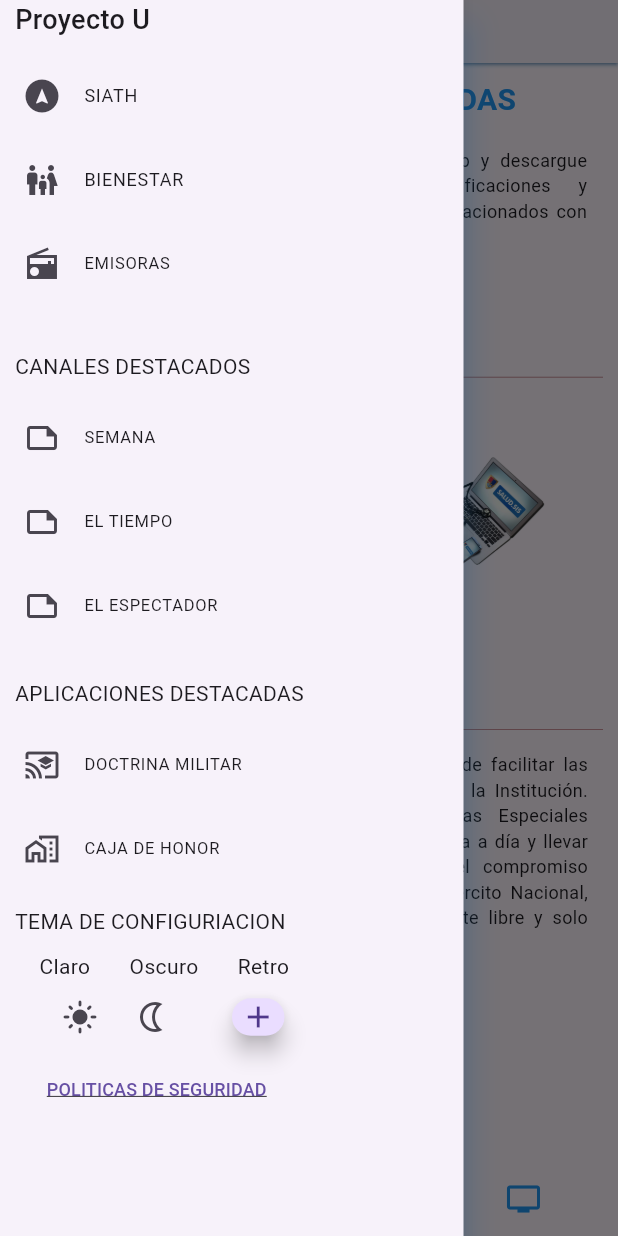
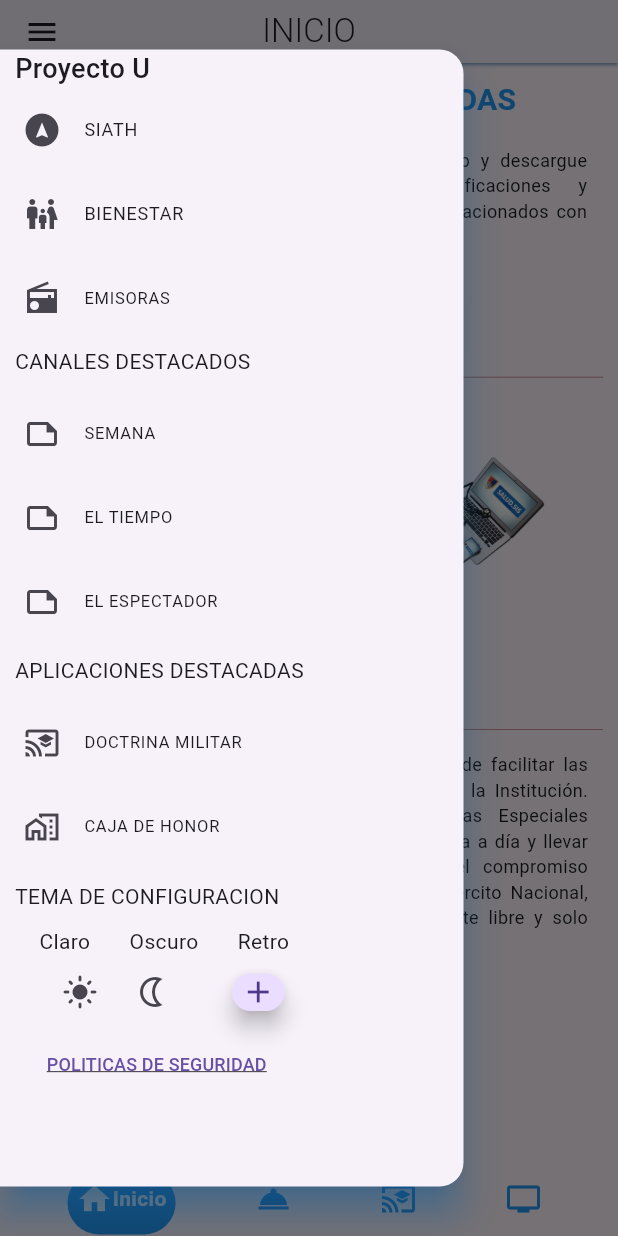
Before and after one commit to andreslondono11/proyectou, a Flutter app: the screen it shows after launch, with the side drawer open, on a phone screen of 412 x 824 dp. Run offline on Flutter 3.47's test engine with Material 3 defaults, Android fonts, the phone set to English and light mode, and no system bars; drawn by our look-alikes of google_nav_bar; our stand-ins replace webview_flutter; missing offline and left inert: rate_my_app; Roboto replaces fonts that are missing (birthdayMonth).

Commit message:
catorceavo commit

```diff
--- a/lib/screens/home_page.dart
+++ b/lib/screens/home_page.dart
@@ -95,16 +95,17 @@ class _HomePageState extends State<HomePage> {
         home: Scaffold(
           drawer: SizedBox(
             width: size.width * .75,
+            height: size.height * .92,
             child: Drawer(
                 shadowColor: colori[_currentIndex],
                 elevation: 10.20,
-                shape: const Border(left: BorderSide.none),
+                // shape: const Border(left: BorderSide.none),
                 child: ListView(
                     // Importante: elimine cualquier padding del ListView.
 
                     children: <Widget>[
                       const Padding(
-                        padding: EdgeInsets.only(left: 10, bottom: 10),
+                        padding: EdgeInsets.only(left: 10, top: 0, bottom: 0),
                         child: Text('Proyecto U',
                             textAlign: TextAlign.justify,
                             style: TextStyle(
@@ -134,6 +135,7 @@ class _HomePageState extends State<HomePage> {
                             }
                           }),
                       ListTile(
+                          minVerticalPadding: 0,
                           leading: const Icon(Icons.family_restroom),
                           enabled: true,
                           title: const Text('BIENESTAR',
@@ -157,6 +159,7 @@ class _HomePageState extends State<HomePage> {
                             }
                           }),
                       ListTile(
+                          minVerticalPadding: 0,
                           leading: const Icon(Icons.radio_sharp),
                           title: const Text(
                             'EMISORAS ',
@@ -168,14 +171,16 @@ class _HomePageState extends State<HomePage> {
                             final url = Uri.parse(
                                 'https://sites.google.com/view/emisoraspz/p%C3%A1gina-principal');
                             if (await canLaunchUrl(url)) {
-                              await launchUrl(url);
+                              await launchUrl(url,
+                                  mode: LaunchMode.inAppWebView);
                               ('Cliked');
                               // Actualiza el estado de la aplicación
                               // ...
                             }
                           }),
-                      const SizedBox(
-                        height: 30,
+                      SizedBox(
+                        // height: size.height * .91,
+                        height: size.height * .005,
                       ),
                       const Padding(
                         padding: EdgeInsets.only(left: 10, bottom: 10),
@@ -269,8 +274,8 @@ class _HomePageState extends State<HomePage> {
                           ],
                         ),
                       ),
-                      const SizedBox(
-                        height: 20,
+                      SizedBox(
+                        height: size.height * .01,
                       ),
                       const Padding(
                         padding: EdgeInsets.only(left: 10, bottom: 10),
@@ -320,12 +325,12 @@ class _HomePageState extends State<HomePage> {
                               // ...
                             }
                           }),
-                      const SizedBox(
-                        height: 10,
+                      SizedBox(
+                        height: size.height * .01,
                       ),
                       const Padding(
                         padding: EdgeInsets.only(left: 10, bottom: 10),
-                        child: Text('TEMA DE CONFIGURIACION',
+                        child: Text('TEMA DE CONFIGURACION',
                             textAlign: TextAlign.justify,
                             style: TextStyle(
                                 fontWeight: FontWeight.w400,
@@ -408,7 +413,8 @@ class _HomePageState extends State<HomePage> {
                               final url = Uri.parse(
                                   'https://sites.google.com/view/politicasde-seguridad/politicas-de-seguridad');
                               if (await canLaunchUrl(url)) {
-                                await launchUrl(url);
+                                await launchUrl(url,
+                                    mode: LaunchMode.inAppWebView);
                                 ('Cliked');
                               }
                             },
```
Also changed, not shown: 1 other file.
